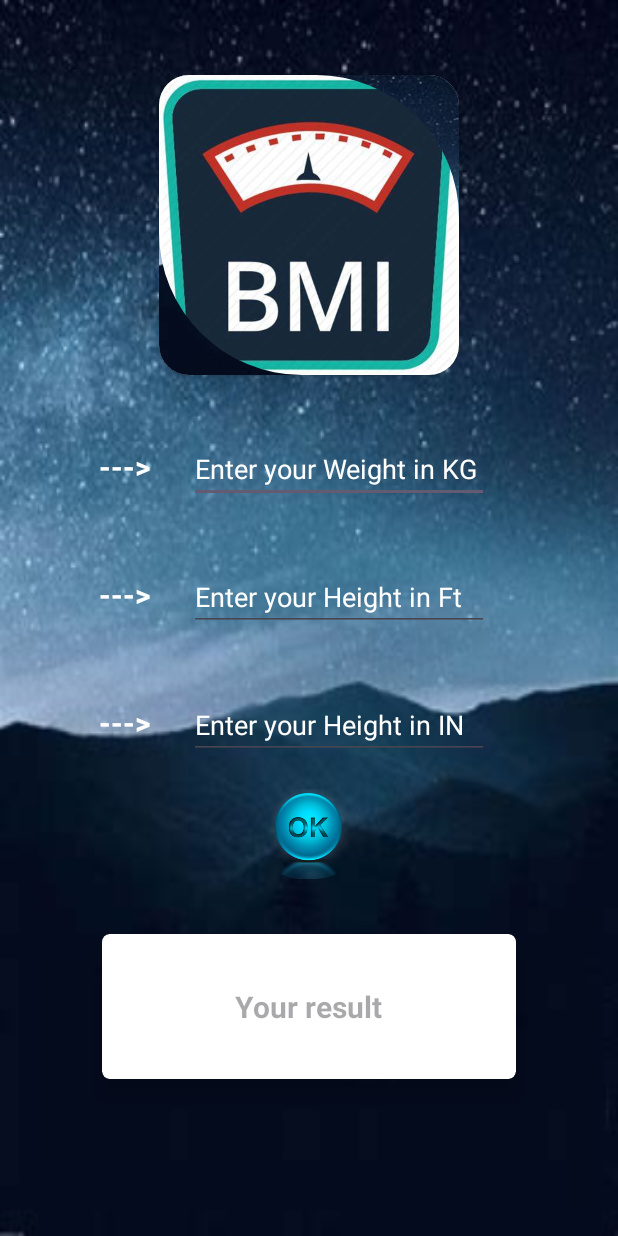
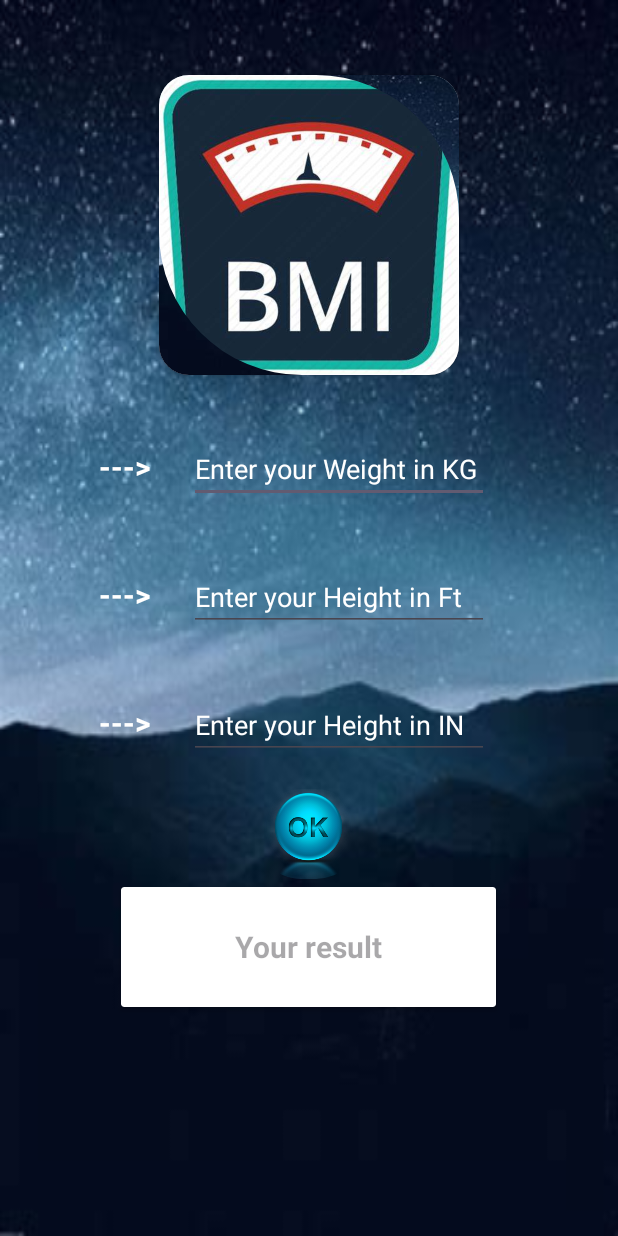
Before and after one commit to Vivekkumar-Tiwari/Ganit_kit, an Android app: the Bmi screen opened directly, with no data from a screen before it, on a phone screen of 412 x 824 dp. Run offline under Robolectric (Android 15) with nearby library versions, the phone set to English and light mode, and no system bars.

Commit message:
My first running app:

```diff
--- a/app/src/main/res/layout/activity_bmi.xml
+++ b/app/src/main/res/layout/activity_bmi.xml
@@ -126,27 +126,28 @@
         app:shapeAppearanceOverlay="@style/circle"
         android:src="@drawable/ok_button" />
 
+
 <androidx.cardview.widget.CardView
     android:id="@+id/card"
-        android:layout_marginTop="20dp"
+    android:layout_marginTop="5dp"
+    android:layout_width="250dp"
     android:layout_gravity="center"
-        android:layout_width="300dp"
-        android:layout_height="130dp"
-        app:cardCornerRadius="5dp"
-        app:cardUseCompatPadding="true"
-        app:cardElevation="10dp">
+    android:layout_height="80dp">
 
     <TextView
+        android:id="@+id/txt4"
         android:layout_width="wrap_content"
+        android:layout_height="wrap_content"
+
+        android:layout_gravity="center"
+        android:gravity="center"
         android:hint="Your result"
-            android:textStyle="bold"
+        android:textColor="#0C0B0B"
+        android:textSize="20dp"
+        android:textStyle="bold" />
 
-            android:textSize="20dp"
-            android:gravity="center"
-            android:layout_gravity="center"
-            android:textColor="#0C0B0B"
-            android:layout_height="wrap_content"
-            android:id="@+id/txt4"/>
 </androidx.cardview.widget.CardView>
 
+
+
 </LinearLayout>
--- a/app/src/main/res/layout/activity_tables.xml
+++ b/app/src/main/res/layout/activity_tables.xml
@@ -48,7 +48,7 @@
         android:layout_width="250dp"
         android:layout_height="500dp"
         android:layout_gravity="center"
-        app:cardCornerRadius="5dp"
+        app:cardCornerRadius="20dp"
         app:cardElevation="10dp"
         app:cardUseCompatPadding="true">
 
```
Lines whose indentation alone changed are shown as unchanged.
